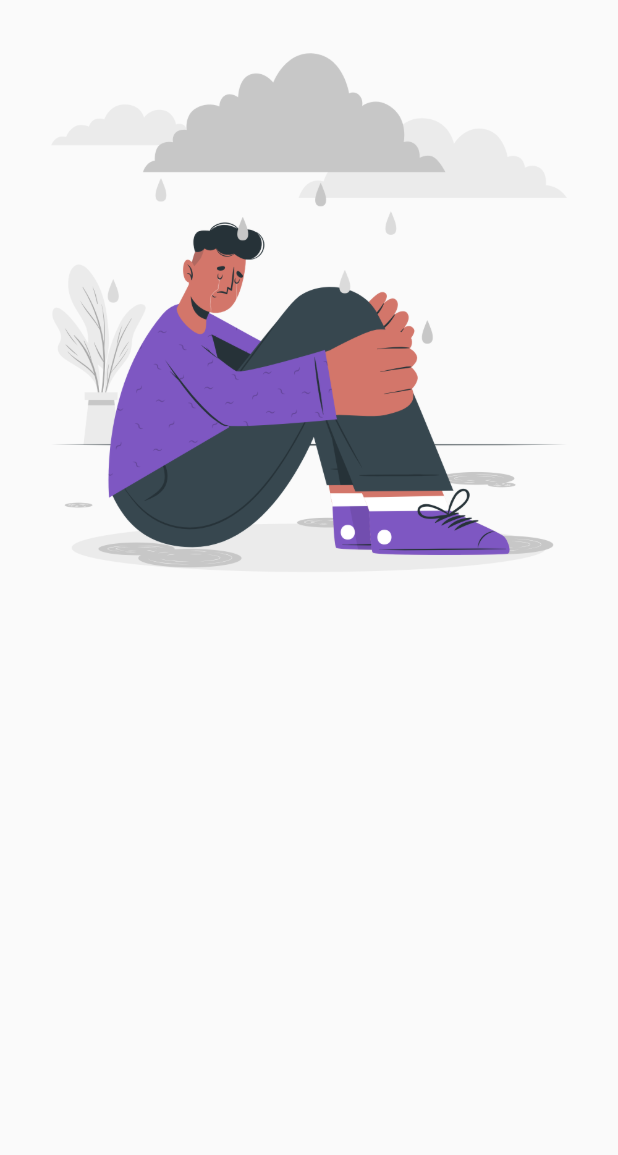
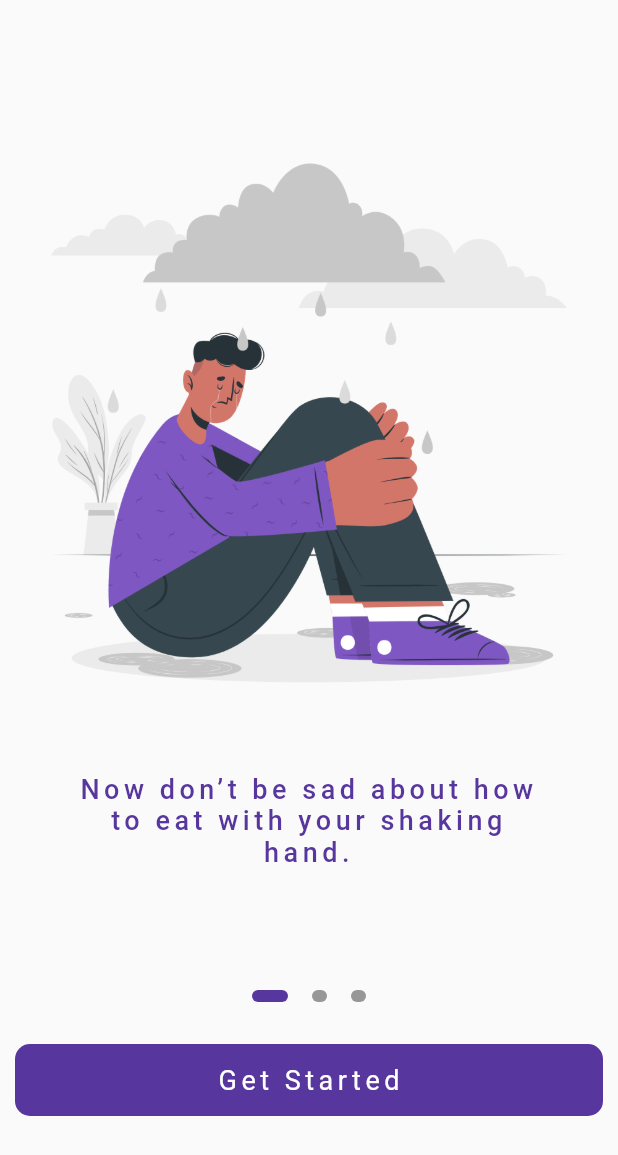
Before and after one commit to osamaasifoak/Stabilizing-Spoon, a Flutter app: the screen it shows after launch, on a phone screen of 412 x 824 dp. Shown: the top 1155 px of the screen. Run offline on Flutter 3.47's test engine with Material 2 defaults, Android fonts, the phone set to English and light mode, and no system bars; our stand-ins replace google_fonts.

Commit message:
onboarding completed

```diff
--- a/lib/constants/strings/string_constants.dart
+++ b/lib/constants/strings/string_constants.dart
@@ -1,6 +1,9 @@
 class StringConstant {
   static const String react = "React";
   static const String eatingPartner = "You're eating partner";
+  static const String onboarding_1 = "Now don’t be sad about how to eat with your shaking hand.";
+  static const String onboarding_2 = "We are here to help you because  we understand your problem.";
+  static const String onboarding_3 = "We are here to maintain your record, So check your stats on one click.";
   static const String login = "Login";
   static const String signup = "Sign Up";
   static const String continueText = "Continue";
--- a/lib/main.dart
+++ b/lib/main.dart
@@ -1,7 +1,4 @@
-import 'dart:io';
-
 import 'package:flutter/material.dart';
-import 'package:path_provider/path_provider.dart';
 import 'package:react/components/text_component.dart';
 import 'package:react/constants/assets/assets_constants.dart';
 import 'package:react/constants/colors/colors_constants.dart';
--- a/lib/views/on_boarding/on_boarding_view.dart
+++ b/lib/views/on_boarding/on_boarding_view.dart
@@ -1,16 +1,116 @@
 import 'package:flutter/material.dart';
+import 'package:react/components/button_component.dart';
+import 'package:react/components/text_component.dart';
 import 'package:react/constants/assets/assets_constants.dart';
+import 'package:react/constants/colors/colors_constants.dart';
+import 'package:react/constants/strings/string_constants.dart';
+import 'package:react/constants/styles/font_styles_constants.dart';
+import 'package:react/uiUtils/size_config.dart';
 
-class OnBoardingView extends StatelessWidget {
+class OnBoardingView extends StatefulWidget {
+  @override
+  _OnBoardingViewState createState() => _OnBoardingViewState();
+}
+
+class _OnBoardingViewState extends State<OnBoardingView> {
+  int pageIndex = 0;
+  final pageController = PageController(initialPage: 0);
   @override
   Widget build(BuildContext context) {
+    SizeConfig().init(context);
     return Scaffold(
-      body: Column(
-        children: [
-          Image.asset(AssetConstant.onboarding_1),
-          Container(),
-        ],
+      body: Container(
+        height: SizeConfig.screenHeight,
+        child: Column(
+          mainAxisAlignment: MainAxisAlignment.center,
+          crossAxisAlignment: CrossAxisAlignment.center,
+          children: [
+            Flexible(
+              child: PageView(
+                controller: pageController,
+                scrollDirection: Axis.horizontal,
+                onPageChanged: (index) {
+                  setState(() {
+                    pageIndex = index;
+                  });
+                },
+                children: [
+                  _centerImageWithText(
+                      image: AssetConstant.onboarding_1,
+                      text: StringConstant.onboarding_1),
+                  _centerImageWithText(
+                      image: AssetConstant.onboarding_2,
+                      text: StringConstant.onboarding_2),
+                  _centerImageWithText(
+                      image: AssetConstant.onboarding_3,
+                      text: StringConstant.onboarding_3),
+                ],
+              ),
+            ),
+            // Flexible(child: Spacer()),
+            Row(
+              mainAxisAlignment: MainAxisAlignment.center,
+              children: [
+                for (int i = 0; i < 3; i++)
+                  Padding(
+                    padding: const EdgeInsets.all(8.0),
+                    child: _indicatorDotsWidget(
+                        color: pageIndex == i
+                            ? ColorConstant.purple
+                            : ColorConstant.warmGrey,
+                        width: pageIndex == i ? 24 : 10),
+                  ),
+              ],
+            ),
+            Padding(
+              padding: const EdgeInsets.only(
+                  left: 10.0, right: 10, top: 20, bottom: 80),
+              child: ButtonComponent(
+                buttonText: StringConstant.gettingStarted,
+                textStyle: FontStyles.patuaOneCustomFonSizeAndWeight(
+                    fontSize: 18,
+                    color: ColorConstant.white,
+                    letterSpacing: 3,
+                    fontWeight: FontWeight.normal),
+                onPressed: () => {},
+                color: ColorConstant.purple,
+                border: 10,
+              ),
+            ),
+            // Flexible(child: Spacer()),
+          ],
+        ),
       ),
     );
   }
+
+  Column _centerImageWithText({@required String text, @required String image}) {
+    return Column(
+      mainAxisAlignment: MainAxisAlignment.center,
+      crossAxisAlignment: CrossAxisAlignment.center,
+      children: [
+        Image.asset(image),
+        Container(
+          width: SizeConfig.screenWidth / 1.3,
+          padding: EdgeInsets.only(top: 30),
+          child: TextComponent(
+            text: text,
+            textAlign: TextAlign.center,
+            textStyle: FontStyles.patuaOneCustomFonSizeAndWeight(
+                fontSize: 18, color: ColorConstant.purple, letterSpacing: 3),
+          ),
+        ),
+      ],
+    );
+  }
+
+  Container _indicatorDotsWidget(
+      {@required Color color, @required double width}) {
+    return Container(
+      height: 8,
+      width: width,
+      decoration: new BoxDecoration(
+          color: color, borderRadius: BorderRadius.circular(10)),
+    );
+  }
 }
```
